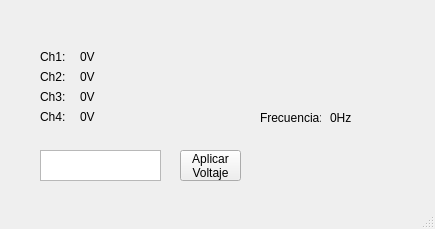
JuanNogRa/PVE_Repo, file provisional_gui.ui: the form before one commit.
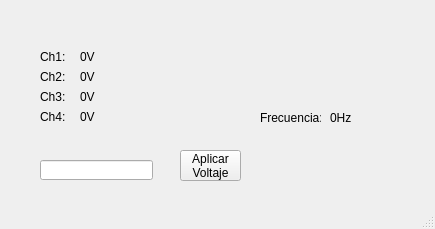
The form after the commit.

Patch:
```diff
--- a/provisional_gui.ui
+++ b/provisional_gui.ui
@@ -28,16 +28,6 @@
 Voltaje</string>
     </property>
    </widget>
-   <widget class="QPlainTextEdit" name="plainTextEdit">
-    <property name="geometry">
-     <rect>
-      <x>40</x>
-      <y>150</y>
-      <width>121</width>
-      <height>31</height>
-     </rect>
-    </property>
-   </widget>
    <widget class="QLabel" name="Ch1">
     <property name="geometry">
      <rect>
@@ -168,6 +158,16 @@
      <string>Frecuencia:</string>
     </property>
    </widget>
+   <widget class="QLineEdit" name="InputVoltage">
+    <property name="geometry">
+     <rect>
+      <x>40</x>
+      <y>160</y>
+      <width>113</width>
+      <height>20</height>
+     </rect>
+    </property>
+   </widget>
   </widget>
   <widget class="QStatusBar" name="statusbar"/>
  </widget>
```
